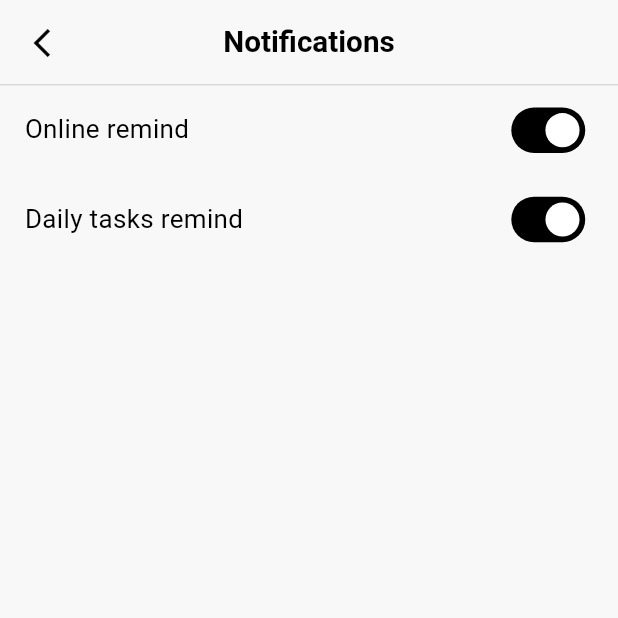
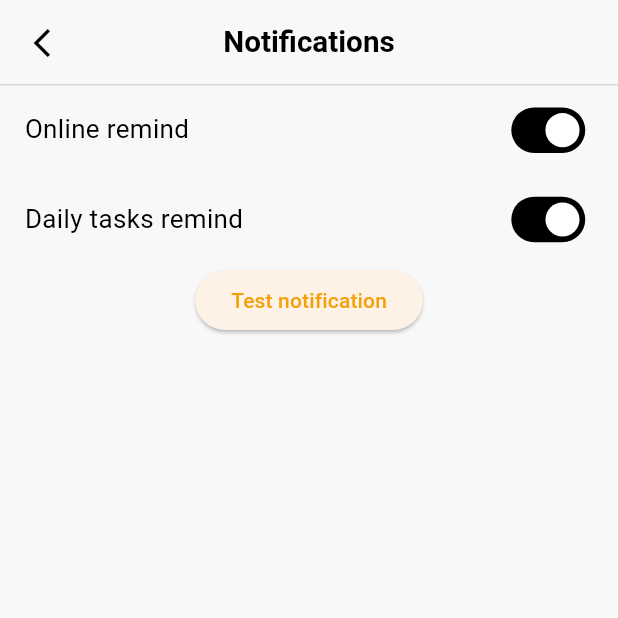
Before and after one commit to FrankieNg617/luck-app-frontend, a Flutter app: the SettingsScreen screen opened directly, after a tap on "Notifications", on a phone screen of 412 x 824 dp, the top half of it. Run offline on Flutter 3.47's test engine with Material 3 defaults, Android fonts, the light colour scheme and no system bars; our stand-ins replace flutter_local_notifications, flutter_timezone, google_fonts, image_cropper, image_picker, permission_handler and 2 more; missing offline and left inert: image_compress_plus; accounts and stored records are empty.

Commit message:
fixed notification not send issues

```diff
--- a/lib/main.dart
+++ b/lib/main.dart
@@ -41,11 +41,10 @@ class _FortuneAppState extends State<FortuneApp> {
 
   Future<void> _syncNotifications() async {
     final prefs = await SharedPreferences.getInstance();
-
     final onlineEnabled = prefs.getBool('settings_online_remind') ?? true;
 
     if (onlineEnabled) {
-      await NotificationService.testIn10Seconds();
+      await NotificationService.scheduleOnlineReminder();
     } else {
       await NotificationService.cancelOnlineReminder();
     }
--- a/lib/services/notification_service.dart
+++ b/lib/services/notification_service.dart
@@ -1,6 +1,8 @@
+import 'package:flutter/material.dart';
 import 'package:flutter_local_notifications/flutter_local_notifications.dart';
 import 'package:timezone/timezone.dart' as tz;
 import 'package:timezone/data/latest.dart' as tz;
+import 'package:flutter_timezone/flutter_timezone.dart';
 import 'package:shared_preferences/shared_preferences.dart';
 
 class NotificationService {
@@ -12,59 +14,44 @@ class NotificationService {
   static Future<void> init() async {
     tz.initializeTimeZones();
 
+    final String timeZoneName = await FlutterTimezone.getLocalTimezone();
+    tz.setLocalLocation(tz.getLocation(timeZoneName));
+
     const android = AndroidInitializationSettings('@mipmap/ic_launcher');
-
-    const settings = InitializationSettings(android: android);
+    const InitializationSettings settings = InitializationSettings(
+      android: android,
+    );
 
     await _plugin.initialize(settings);
   }
 
-  static Future<bool> shouldNotifyToday() async {
-    final prefs = await SharedPreferences.getInstance();
-
-    final lastOpen = prefs.getString('last_open_date');
-
-    final today = DateTime.now().toIso8601String().substring(0, 10);
-
-    return lastOpen != today;
-  }
-
   /// Schedule daily online reminder (8PM)
   static Future<void> scheduleOnlineReminder() async {
-    final shouldNotify = await shouldNotifyToday();
+    final prefs = await SharedPreferences.getInstance();
+    final onlineEnabled = prefs.getBool('settings_online_remind') ?? true;
 
-    if (!shouldNotify) {
+    if (!onlineEnabled) {
       await cancelOnlineReminder();
       return;
     }
 
     final now = tz.TZDateTime.now(tz.local);
-
-    // Target: today 8PM
-    var scheduled = tz.TZDateTime(
+    final tomorrowAt8 = tz.TZDateTime(
       tz.local,
       now.year,
       now.month,
-      now.day,
+      now.day + 1,
       20,
+      0,
     );
 
-    // If already past 8PM → schedule tomorrow
-    if (scheduled.isBefore(now)) {
-      scheduled = tz.TZDateTime(
-        tz.local,
-        now.year,
-        now.month,
-        now.day + 1,
-        20,
-      );
-    }
+    await cancelOnlineReminder();
 
     await _plugin.zonedSchedule(
       onlineReminderId,
-      "Check your luck today ✨",
-      "Your fortune is waiting for you",
-      scheduled,
+      'Check your luck today ✨',
+      'Your fortune is waiting for you',
+      tomorrowAt8,
       const NotificationDetails(
         android: AndroidNotificationDetails(
           'online_remind',
@@ -73,38 +60,51 @@ class NotificationService {
           priority: Priority.high,
         ),
       ),
-      androidScheduleMode: AndroidScheduleMode.exactAllowWhileIdle,
+      androidScheduleMode: AndroidScheduleMode.inexactAllowWhileIdle,
       matchDateTimeComponents: DateTimeComponents.time,
-      uiLocalNotificationDateInterpretation:
-      UILocalNotificationDateInterpretation.absoluteTime,
     );
+
+    debugPrint('online reminder scheduled for: $tomorrowAt8');
+    final pending = await NotificationService.pendingNotifications();
+    debugPrint('pending count: ${pending.length}');
+    for (final n in pending) {
+      debugPrint('id=${n.id}, title=${n.title}, body=${n.body}');
+    }
   }
 
   static Future<void> cancelOnlineReminder() async {
     await _plugin.cancel(onlineReminderId);
+    final pending = await NotificationService.pendingNotifications();
+    debugPrint('pending count: ${pending.length}');
+    for (final n in pending) {
+      debugPrint('id=${n.id}, title=${n.title}, body=${n.body}');
+    }
+  }
+
+  static Future<List<PendingNotificationRequest>> pendingNotifications() async {
+    return _plugin.pendingNotificationRequests();
   }
 
   /// debug helper
-  static Future<void> testIn10Seconds() async {
-    final scheduled =
-        tz.TZDateTime.now(tz.local).add(const Duration(seconds: 10));
+  static Future<void> testIn5Seconds() async {
+    final scheduled = tz.TZDateTime.now(tz.local).add(Duration(seconds: 5));
+
+    debugPrint('test scheduled for: $scheduled');
 
     await _plugin.zonedSchedule(
       999,
-      "Test notification",
-      "If you see this, it works",
+      "Check your luck today ✨",
+      "Your fortune is waiting for you",
       scheduled,
       const NotificationDetails(
         android: AndroidNotificationDetails(
-          'test',
-          'Test',
-          importance: Importance.high,
+          'test_channel',
+          'Test Notifications',
+          importance: Importance.max,
           priority: Priority.high,
         ),
       ),
-      androidScheduleMode: AndroidScheduleMode.exactAllowWhileIdle,
-      uiLocalNotificationDateInterpretation:
-          UILocalNotificationDateInterpretation.absoluteTime,
+      androidScheduleMode: AndroidScheduleMode.inexactAllowWhileIdle,
     );
   }
 }
--- a/lib/widgets/Settings/notifications_widget.dart
+++ b/lib/widgets/Settings/notifications_widget.dart
@@ -1,5 +1,3 @@
-import 'dart:io';
-import 'package:device_info_plus/device_info_plus.dart';
 import 'package:flutter/material.dart';
 import 'package:permission_handler/permission_handler.dart';
 import 'package:shared_preferences/shared_preferences.dart';
@@ -64,33 +62,16 @@ class _NotificationsContentState extends State<NotificationsContent> {
     await prefs.setBool(_dailyTasksKey, value);
   }
 
-  Future<bool> _isAndroid13OrAbove() async {
-    if (!Platform.isAndroid) return true;
-
-    final info = await DeviceInfoPlugin().androidInfo;
-    return info.version.sdkInt >= 33;
-  }
-
   Future<void> _requestNotificationPermissionOnOpen() async {
-    final isAndroid13Plus = await _isAndroid13OrAbove();
     final prefs = await SharedPreferences.getInstance();
     final onlineEnabled = prefs.getBool(_onlineKey) ?? true;
 
     if (!mounted) return;
 
-    // Android 12 or below: no runtime notification permission needed
-    if (!isAndroid13Plus) {
-      if (onlineEnabled) {
-        await NotificationService.testIn10Seconds();
-      }
-      return;
-    }
-
-    // Andorid 13+
     final status = await Permission.notification.status;
     if (status.isGranted) {
       if (onlineEnabled) {
-        await NotificationService.testIn10Seconds();
+        await NotificationService.scheduleOnlineReminder();
       }
       return;
     }
@@ -98,7 +79,7 @@ class _NotificationsContentState extends State<NotificationsContent> {
     final result = await Permission.notification.request();
 
     if (result.isGranted && onlineEnabled) {
-      await NotificationService.testIn10Seconds();
+      await NotificationService.scheduleOnlineReminder();
     }
   }
 
@@ -111,9 +92,7 @@ class _NotificationsContentState extends State<NotificationsContent> {
     await save(value);
 
     if (!value) return;
-
-    final isAndroid13Plus = await _isAndroid13OrAbove();
-    if (!mounted || !isAndroid13Plus) return;
+    if (!mounted) return;
 
     final status = await Permission.notification.status;
     if (status.isGranted) return;
@@ -155,7 +134,7 @@ class _NotificationsContentState extends State<NotificationsContent> {
             );
 
             if (v) {
-              await NotificationService.testIn10Seconds();
+              await NotificationService.scheduleOnlineReminder();
             } else {
               await NotificationService.cancelOnlineReminder();
             }
@@ -186,6 +165,19 @@ class _NotificationsContentState extends State<NotificationsContent> {
           verticalPadding: verticalPadding,
           textSize: textSize,
           switchScale: switchScale,
+        ),
+
+        // temp button for testing notificaiton
+        ElevatedButton(
+          onPressed: () async {
+            try {
+              await NotificationService.testIn5Seconds();
+            } catch (e, st) {
+              debugPrint('test notification error: $e');
+              debugPrint('$st');
+            }
+          },
+          child: const Text('Test notification'),
         ),
       ],
     );
--- a/pubspec.yaml
+++ b/pubspec.yaml
@@ -39,8 +39,9 @@ dependencies:
   image_compress_plus: ^3.0.0
   shared_preferences: ^2.2.2
   device_info_plus: ^10.1.0
-  flutter_local_notifications: ^17.1.2
-  timezone: ^0.9.2
+  flutter_local_notifications: ^19.1.0
+  timezone: ^0.10.1
+  flutter_timezone: ^4.1.1
 
   # The following adds the Cupertino Icons font to your application.
   # Use with the CupertinoIcons class for iOS style icons.
```
Also changed, not shown: lib/screens/profile_edit_screen.dart (+20 -16 lines), pubspec.lock, 6 other files.
